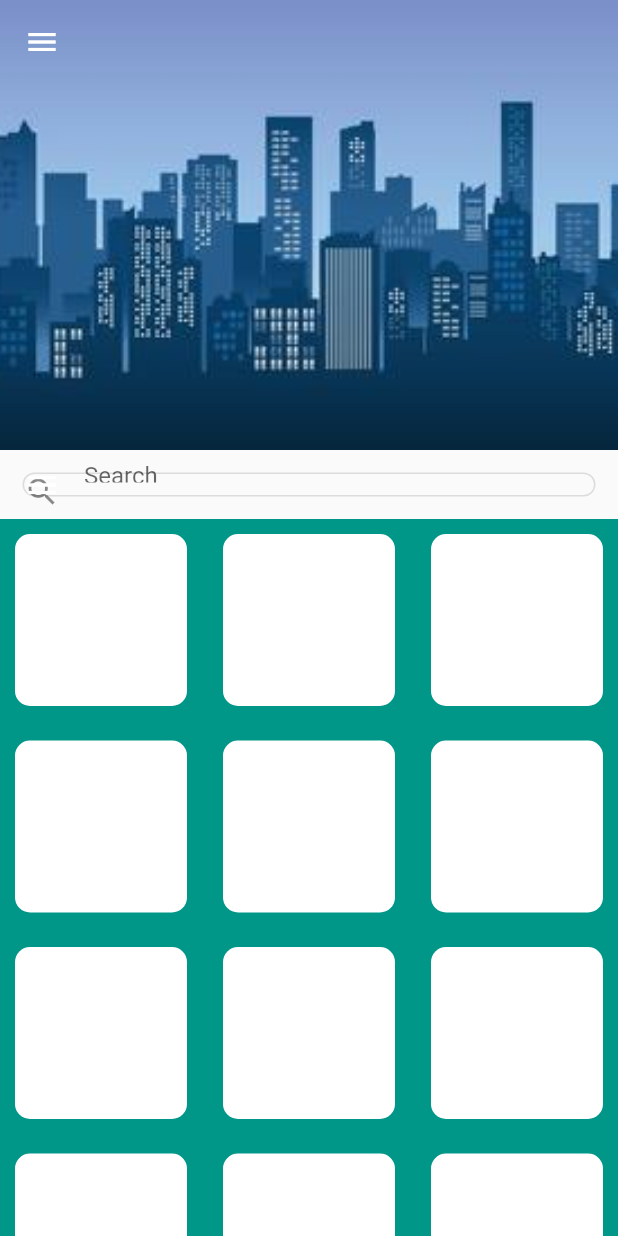
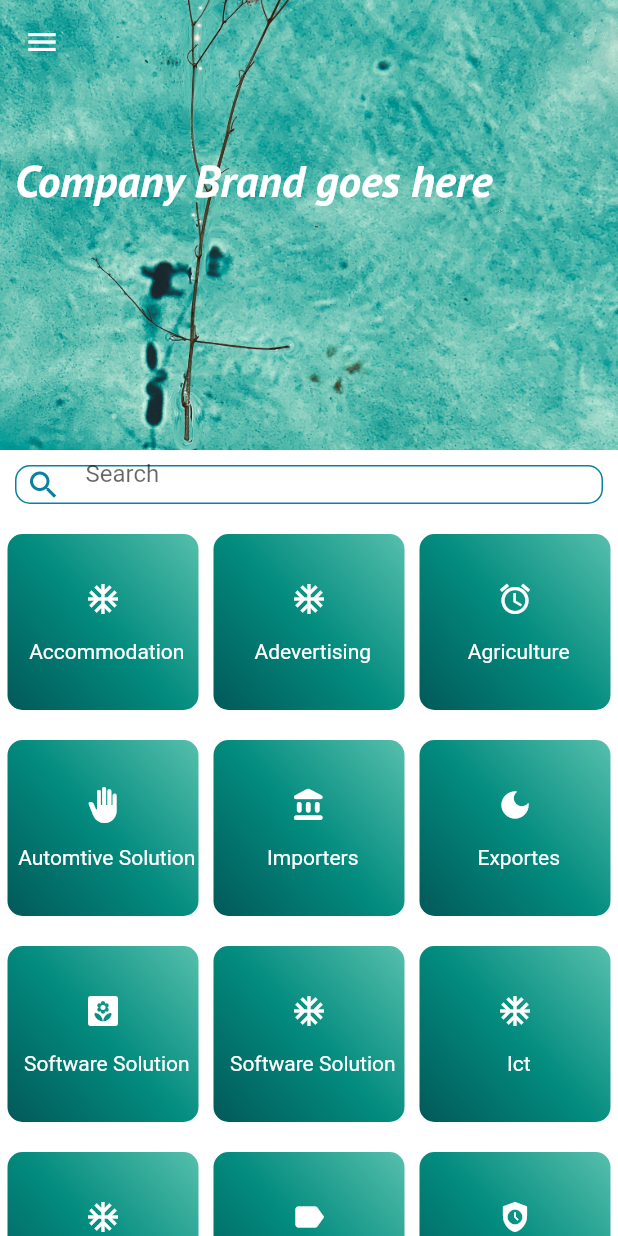
Before and after one commit to natidever/addisbiz, a Flutter app: the screen it shows after launch, on a phone screen of 412 x 824 dp. Run offline on Flutter 3.47's test engine with Material 2 defaults, Android fonts, the phone set to English and light mode, and no system bars; our stand-ins replace font_awesome_flutter, google_fonts.

Commit message:
first commit

```diff
--- a/lib/constants.dart
+++ b/lib/constants.dart
@@ -1,5 +1,23 @@
 import 'package:flutter/material.dart';
 
-const Color backgroundColor=Colors.teal;
-const Color blueGrey=Color.fromRGBO(110, 110, 110, 1);
-const Color yellowGreen=Color.fromRGBO(186, 255, 171, 1);
+// const Color backgroundColor=Colors.teal;
+// const Color blueGrey=Color.fromRGBO(110, 110, 110, 1);
+// const Color yellowGreen=Color.fromRGBO(186, 255, 171, 1);
+
+// const Color backgroundColor=Color.fromRGBO(221, 208, 200, 1);
+// const Color darkgrey=Color.fromRGBO(50, 40, 50, 1);
+// const Color yellowGreen=Color.fromRGBO(186, 255, 171, 1);
+// const Color white=Colors.white;
+//
+//1.backgroun color  white
+//2.text color
+// //3.box color
+// {
+//       Rgbo(8,129,163,1)
+// }
+
+// F2E85E --yellow,
+// #5EF29F --greenish
+
+const backgroundColor=Colors.white;
+const containerColor=Color.fromRGBO(8, 129, 163, 1);
--- a/lib/main.dart
+++ b/lib/main.dart
@@ -1,20 +1,26 @@
+import 'package:addisbiz/pages/company.dart';
 import 'package:flutter/material.dart';
 import 'package:addisbiz/pages/homepage.dart';
+import 'package:addisbiz/pages/accomodation.dart';
 
 void main() {
-  runApp(const MyApp());
+  runApp( MyApp());
 }
 
 class MyApp extends StatelessWidget {
-  const MyApp({super.key});
+
 
   // This widget is the root of your application.
   @override
   Widget build(BuildContext context) {
 
-    return const MaterialApp(
+    return  MaterialApp(
       debugShowCheckedModeBanner: false,
       home: HomePage(),
+      routes:{
+    "/page1":(context)=>Accomodation(),
+        "/company":(context)=>Company()
+      }
     );
   }
 }
--- a/lib/pages/homepage.dart
+++ b/lib/pages/homepage.dart
@@ -2,12 +2,35 @@ import 'package:addisbiz/widgets/customtextfield.dart';
 import 'package:flutter/material.dart';
 import  'package:addisbiz/widgets/navbar.dart';
 import 'package:addisbiz/constants.dart';
+import 'package:addisbiz/entites/data.dart';
+import 'package:font_awesome_flutter/font_awesome_flutter.dart';
+import 'package:google_fonts/google_fonts.dart';
 class HomePage extends StatefulWidget {
-  const HomePage({super.key});
 
   @override
   State<HomePage> createState() => _HomePageState();
 }
+
+
+List<Data>resourceList=[
+  Data(businessSectorName: "Accommodation",sectorIcon:Icons.ac_unit,route: "/page1" ),
+  Data(businessSectorName: "Adevertising",sectorIcon:Icons.ac_unit,route: "/pa" ),
+  Data(businessSectorName: "Agriculture",sectorIcon:Icons.access_alarm,route: "/pa" ),
+  Data(businessSectorName: "Automtive Solution",sectorIcon:Icons.back_hand,route: "/pa" ),
+  Data(businessSectorName: "Importers",sectorIcon:Icons.account_balance_rounded,route: "/pa" ),
+  Data(businessSectorName: "Exportes",sectorIcon:Icons.dark_mode,route: "/pa" ),
+  Data(businessSectorName: "Software Solution",sectorIcon:Icons.yard_rounded,route: "/pa" ),
+  Data(businessSectorName: "Software Solution",sectorIcon:Icons.ac_unit,route: "/pa" ),
+  Data(businessSectorName: "Ict",sectorIcon:Icons.ac_unit,route: "/pa" ),
+  Data(businessSectorName: "Webdesign",sectorIcon:Icons.ac_unit,route: "/pa" ),
+  Data(businessSectorName: "Mining",sectorIcon:Icons.label,route: "/pa" ),
+  Data(businessSectorName: "Splash",sectorIcon:Icons.safety_check,route: "/pa" ),
+  Data(businessSectorName: "Accommodation",sectorIcon:Icons.delivery_dining_sharp,route: "/pa" ),
+  Data(businessSectorName: "Accommodation",sectorIcon:Icons.golf_course,route: "/pa" ),
+  Data(businessSectorName: "Accommodation",sectorIcon:Icons.ac_unit,route: "/pa" ),
+  Data(businessSectorName: "Accommodation",sectorIcon:Icons.ac_unit,route: "/pa" ),
+
+];
 
 class _HomePageState extends State<HomePage> {
   @override
@@ -25,9 +48,46 @@ class _HomePageState extends State<HomePage> {
             elevation: 0,
             backgroundColor: Theme.of(context).scaffoldBackgroundColor,
             flexibleSpace: FlexibleSpaceBar(
-              background: Image(
-                  image:AssetImage('assets/image2.jpg'),
-                fit: BoxFit.cover,
+              background: Stack(
+                children:[
+                  Container(
+                    height:400,
+                    width: double.infinity,
+                    child: Image(
+                      image:AssetImage('assets/headerimage6.jpg'),
+                      fit: BoxFit.cover,
+                    ),
+                  ),
+                  Positioned(
+                    top: 100,
+                    left: 10,
+
+                    child: Column(
+                      children: [
+                        Text(
+                          "Company Brand goes here",
+                          // style: TextStyle(
+                          //   color: backgroundColor,
+                          //   fontWeight: FontWeight.bold,
+                          //   fontSize: 30,
+                          //   fontFamily: "Roboto-Bold",
+                          //
+                          // ),
+                          style: GoogleFonts.ptSans(
+                            fontWeight: FontWeight.bold,
+                            color: backgroundColor,
+                            fontSize: 30,
+                            fontStyle: FontStyle.italic
+                          ),
+                        ),
+
+
+
+                      ],
+                    ),
+                  )
+                ]
+
               ),
             ),
           ),
@@ -35,42 +95,77 @@ class _HomePageState extends State<HomePage> {
           //---search bar--
 
           SliverAppBar(
+            automaticallyImplyLeading: false,
             bottom: PreferredSize(preferredSize:Size.fromHeight(-10),child:SizedBox()),
-            backgroundColor: Theme.of(context).scaffoldBackgroundColor,
+            // backgroundColor: Theme.of(context).scaffoldBackgroundColor,
+            backgroundColor: backgroundColor,
             elevation: 0,
-            // pinned: true,
+            pinned: true,
             flexibleSpace: CustomTextField(
               hintText: "Search",
             ),
           ),
 
-          //---grid layout for categories
+
+
           SliverGrid(
+            gridDelegate: SliverGridDelegateWithFixedCrossAxisCount(
+              crossAxisCount: 3,
+            ),
+            delegate: SliverChildBuilderDelegate(
+                  (context, index) {
+                return Padding(
+                  padding: const EdgeInsets.symmetric(horizontal: 5.0,vertical: 10),
+                  child: GestureDetector(
+                    onTap: (){
+                     Navigator.pushNamed(context,  resourceList[index].route??"page Not found");
+                    },
+                    child: Container(
+                      width: 70,
+                      height: 50,
+                      decoration: BoxDecoration(
+                        // color: containerColor,
+                        gradient: LinearGradient(
+                          begin:Alignment.bottomLeft,
+                          end:Alignment.topRight,
+                          colors: [
+                            Color.fromRGBO(2, 89, 89, 1),
+                            Color.fromRGBO(3, 140, 127, 1),
+                            Color.fromRGBO(86, 191, 172, 1),
+                          ]
 
-              delegate:SliverChildBuilderDelegate(
-                childCount: 30,
-                  (BuildContext context,int index){
-                    return Padding(
-                       padding:EdgeInsets.symmetric(horizontal: 10,vertical: 10),
-                      child: Container(
-                        width: 40,
-                        height: 40,
+                        ),
+                        borderRadius: BorderRadius.circular(10),
+                      ),
+                      child: Column(
+                        mainAxisAlignment: MainAxisAlignment.center,
+                        crossAxisAlignment: CrossAxisAlignment.center,
+                        children: [
+                          Icon(
+                            resourceList[index].sectorIcon,
+                            color: Colors.white,
+                          ),
+                          SizedBox(height: 15,),
+                          Padding(
+                            padding: const EdgeInsets.only(left: 5.0),
+                            child: Text(
+                              textAlign:TextAlign.center,
+                               resourceList[index].businessSectorName??"Sector name",
+                              style: TextStyle(
+                                color: Colors.white,
 
-                        decoration: BoxDecoration(
-                          color: Colors.white,
-                          borderRadius: BorderRadius.circular(10),
-                        ),
-
+                              ),
+                            ),
+                          ),
+                        ],
                       ),
-                    );
-                  }
-              ) ,
-              gridDelegate: SliverGridDelegateWithFixedCrossAxisCount(
-                crossAxisCount: 3,
-                mainAxisSpacing: 3,
-                crossAxisSpacing: 4,
-              ))
-
+                    ),
+                  ),
+                );
+              },
+              childCount: resourceList.length,
+            ),
+          ),
 
         ],
 
--- a/lib/widgets/customtextfield.dart
+++ b/lib/widgets/customtextfield.dart
@@ -1,25 +1,30 @@
+import 'package:addisbiz/constants.dart';
 import 'package:flutter/material.dart';
 
 class CustomTextField extends StatelessWidget {
   String?hintText;
-   CustomTextField({super.key,this.hintText});
+   CustomTextField({this.hintText});
 
   @override
   Widget build(BuildContext context) {
     return Padding(
-      padding: EdgeInsets.all(15),
+      padding: EdgeInsets.all(10),
       child: Container(
         decoration: BoxDecoration(
-          borderRadius: BorderRadius.circular(15),
-          border: Border.all(color: Colors.black12)
+          borderRadius: BorderRadius.circular(10),
+          border: Border.all(color:containerColor),
         ),
           child: TextFormField(
 
                decoration: InputDecoration(
                  hintText: hintText,
+                 icon: Padding(
+                   padding: const EdgeInsets.only(left:6.0),
+                   child: Icon(
+                     Icons.search,
+                     color: containerColor,
 
-               icon: Icon(
-                 Icons.search,
+                   ),
                  ),
                  border: InputBorder.none
 
--- a/lib/widgets/navbar.dart
+++ b/lib/widgets/navbar.dart
@@ -1,11 +1,12 @@
 import 'package:flutter/material.dart';
 
 class NavBar extends StatelessWidget {
-  const NavBar({super.key});
+
 
   @override
   Widget build(BuildContext context) {
     return const Drawer(
+      backgroundColor: Colors.teal,
 
     );
   }
```
Also changed, not shown: lib/entites/data.dart (added, +13 -0 lines), lib/pages/accomodation.dart (added, +139 -0 lines), lib/pages/company.dart (added, +98 -0 lines), lib/widgets/screendesign.dart (added, +19 -0 lines), pubspec.yaml (+8 -6 lines), assets/Roboto-Bold.ttf (added), assets/headerimage.jpg (added), assets/headerimage4.jpg (added), assets/headerimage5.jpg (added), assets/headerimage6.jpg (added), pubspec.lock, 4 other files. Lines whose indentation alone changed are shown as unchanged.
